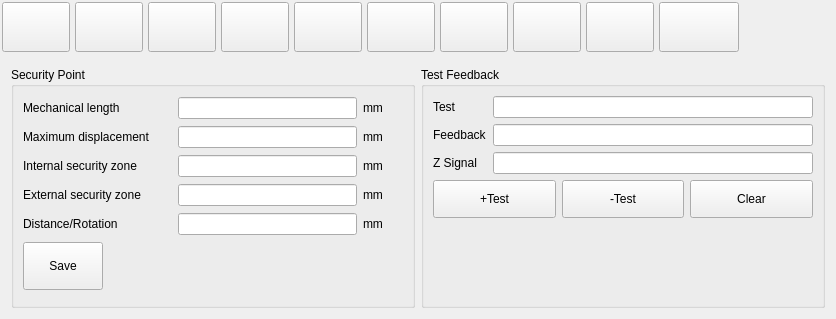
First picture: the form in hcsettings/icmachinestructpage.ui, repository dongdong-2009/3-5AxisRobot, before the edit.
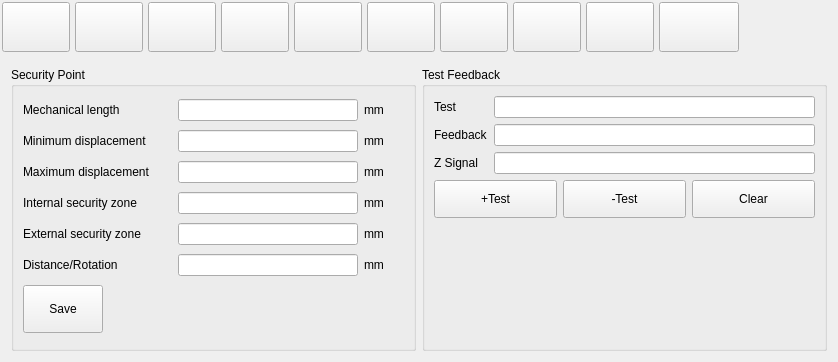
Second picture: the form after the edit. Custom widgets are drawn as their Qt base class.

The edit to the form file:
```diff
--- a/hcsettings/icmachinestructpage.ui
+++ b/hcsettings/icmachinestructpage.ui
@@ -6,8 +6,8 @@
    <rect>
     <x>0</x>
     <y>0</y>
-    <width>836</width>
-    <height>319</height>
+    <width>838</width>
+    <height>362</height>
    </rect>
   </property>
   <property name="windowTitle">
@@ -300,8 +300,15 @@
           <string>Security Point</string>
          </property>
          <layout class="QGridLayout" name="gridLayout">
-          <item row="2" column="2">
-           <widget class="QLabel" name="minUnitLabel">
+          <item row="3" column="1">
+           <widget class="ICLineEditWithVirtualNumericKeypad" name="internalSecurityZoneLineEdit">
+            <property name="text">
+             <string notr="true"/>
+            </property>
+           </widget>
+          </item>
+          <item row="3" column="0">
+           <widget class="QLabel" name="minLabel">
             <property name="sizePolicy">
              <sizepolicy hsizetype="Fixed" vsizetype="Preferred">
               <horstretch>0</horstretch>
@@ -310,6 +317,25 @@
             </property>
             <property name="minimumSize">
              <size>
+              <width>149</width>
+              <height>0</height>
+             </size>
+            </property>
+            <property name="text">
+             <string>Internal security zone</string>
+            </property>
+           </widget>
+          </item>
+          <item row="4" column="2">
+           <widget class="QLabel" name="maxUnitLabel">
+            <property name="sizePolicy">
+             <sizepolicy hsizetype="Fixed" vsizetype="Preferred">
+              <horstretch>0</horstretch>
+              <verstretch>0</verstretch>
+             </sizepolicy>
+            </property>
+            <property name="minimumSize">
+             <size>
               <width>40</width>
               <height>0</height>
              </size>
@@ -319,6 +345,76 @@
             </property>
            </widget>
           </item>
+          <item row="4" column="0">
+           <widget class="QLabel" name="maxLabel">
+            <property name="sizePolicy">
+             <sizepolicy hsizetype="Fixed" vsizetype="Preferred">
+              <horstretch>0</horstretch>
+              <verstretch>0</verstretch>
+             </sizepolicy>
+            </property>
+            <property name="minimumSize">
+             <size>
+              <width>149</width>
+              <height>0</height>
+             </size>
+            </property>
+            <property name="text">
+             <string>External security zone</string>
+            </property>
+           </widget>
+          </item>
+          <item row="5" column="2">
+           <widget class="QLabel" name="label_11">
+            <property name="sizePolicy">
+             <sizepolicy hsizetype="Fixed" vsizetype="Preferred">
+              <horstretch>0</horstretch>
+              <verstretch>0</verstretch>
+             </sizepolicy>
+            </property>
+            <property name="minimumSize">
+             <size>
+              <width>40</width>
+              <height>0</height>
+             </size>
+            </property>
+            <property name="text">
+             <string>mm</string>
+            </property>
+           </widget>
+          </item>
+          <item row="4" column="1">
+           <widget class="ICLineEditWithVirtualNumericKeypad" name="externalSecurityZoneLineEdit">
+            <property name="text">
+             <string notr="true"/>
+            </property>
+           </widget>
+          </item>
+          <item row="6" column="0">
+           <widget class="QPushButton" name="saveToolButton">
+            <property name="sizePolicy">
+             <sizepolicy hsizetype="Fixed" vsizetype="Fixed">
+              <horstretch>0</horstretch>
+              <verstretch>0</verstretch>
+             </sizepolicy>
+            </property>
+            <property name="minimumSize">
+             <size>
+              <width>80</width>
+              <height>48</height>
+             </size>
+            </property>
+            <property name="maximumSize">
+             <size>
+              <width>80</width>
+              <height>48</height>
+             </size>
+            </property>
+            <property name="text">
+             <string>Save</string>
+            </property>
+           </widget>
+          </item>
           <item row="0" column="0">
            <widget class="QLabel" name="label">
             <property name="sizePolicy">
@@ -338,33 +434,39 @@
             </property>
            </widget>
           </item>
-          <item row="0" column="1">
-           <widget class="ICLineEditWithVirtualNumericKeypad" name="mechanicalLengthLineEdit">
+          <item row="1" column="1">
+           <widget class="ICLineEditWithVirtualNumericKeypad" name="minimumDisplacementLineEdit">
             <property name="text">
              <string notr="true"/>
             </property>
-           </widget>
-          </item>
-          <item row="0" column="2">
-           <widget class="QLabel" name="label_3">
-            <property name="sizePolicy">
-             <sizepolicy hsizetype="Fixed" vsizetype="Preferred">
-              <horstretch>0</horstretch>
-              <verstretch>0</verstretch>
-             </sizepolicy>
-            </property>
-            <property name="minimumSize">
-             <size>
-              <width>40</width>
-              <height>0</height>
-             </size>
-            </property>
-            <property name="text">
-             <string>mm</string>
+            <property name="frame">
+             <bool>true</bool>
             </property>
            </widget>
           </item>
           <item row="1" column="0">
+           <widget class="QLabel" name="label_9">
+            <property name="enabled">
+             <bool>true</bool>
+            </property>
+            <property name="sizePolicy">
+             <sizepolicy hsizetype="Fixed" vsizetype="Preferred">
+              <horstretch>0</horstretch>
+              <verstretch>0</verstretch>
+             </sizepolicy>
+            </property>
+            <property name="minimumSize">
+             <size>
+              <width>149</width>
+              <height>0</height>
+             </size>
+            </property>
+            <property name="text">
+             <string>Minimum displacement</string>
+            </property>
+           </widget>
+          </item>
+          <item row="2" column="0">
            <widget class="QLabel" name="label_2">
             <property name="sizePolicy">
              <sizepolicy hsizetype="Fixed" vsizetype="Preferred">
@@ -383,14 +485,14 @@
             </property>
            </widget>
           </item>
-          <item row="1" column="1">
+          <item row="2" column="1">
            <widget class="ICLineEditWithVirtualNumericKeypad" name="maximumDisplacementLineEdit">
             <property name="text">
              <string notr="true"/>
             </property>
            </widget>
           </item>
-          <item row="1" column="2">
+          <item row="2" column="2">
            <widget class="QLabel" name="label_4">
             <property name="sizePolicy">
              <sizepolicy hsizetype="Fixed" vsizetype="Preferred">
@@ -409,8 +511,8 @@
             </property>
            </widget>
           </item>
-          <item row="2" column="0">
-           <widget class="QLabel" name="minLabel">
+          <item row="0" column="2">
+           <widget class="QLabel" name="label_3">
             <property name="sizePolicy">
              <sizepolicy hsizetype="Fixed" vsizetype="Preferred">
               <horstretch>0</horstretch>
@@ -419,50 +521,24 @@
             </property>
             <property name="minimumSize">
              <size>
-              <width>149</width>
+              <width>40</width>
               <height>0</height>
              </size>
             </property>
             <property name="text">
-             <string>Internal security zone</string>
+             <string>mm</string>
             </property>
            </widget>
           </item>
-          <item row="2" column="1">
-           <widget class="ICLineEditWithVirtualNumericKeypad" name="internalSecurityZoneLineEdit">
-            <property name="text">
-             <string notr="true"/>
-            </property>
-           </widget>
-          </item>
-          <item row="3" column="0">
-           <widget class="QLabel" name="maxLabel">
-            <property name="sizePolicy">
-             <sizepolicy hsizetype="Fixed" vsizetype="Preferred">
-              <horstretch>0</horstretch>
-              <verstretch>0</verstretch>
-             </sizepolicy>
-            </property>
-            <property name="minimumSize">
-             <size>
-              <width>149</width>
-              <height>0</height>
-             </size>
-            </property>
-            <property name="text">
-             <string>External security zone</string>
-            </property>
-           </widget>
-          </item>
-          <item row="3" column="1">
-           <widget class="ICLineEditWithVirtualNumericKeypad" name="externalSecurityZoneLineEdit">
+          <item row="0" column="1">
+           <widget class="ICLineEditWithVirtualNumericKeypad" name="mechanicalLengthLineEdit">
             <property name="text">
              <string notr="true"/>
             </property>
            </widget>
           </item>
           <item row="3" column="2">
-           <widget class="QLabel" name="maxUnitLabel">
+           <widget class="QLabel" name="minUnitLabel">
             <property name="sizePolicy">
              <sizepolicy hsizetype="Fixed" vsizetype="Preferred">
               <horstretch>0</horstretch>
@@ -480,7 +556,7 @@
             </property>
            </widget>
           </item>
-          <item row="4" column="0">
+          <item row="5" column="0">
            <widget class="QLabel" name="label_8">
             <property name="sizePolicy">
              <sizepolicy hsizetype="Fixed" vsizetype="Preferred">
@@ -499,57 +575,32 @@
             </property>
            </widget>
           </item>
-          <item row="4" column="1">
+          <item row="1" column="2">
+           <widget class="QLabel" name="label_10">
+            <property name="sizePolicy">
+             <sizepolicy hsizetype="Fixed" vsizetype="Preferred">
+              <horstretch>0</horstretch>
+              <verstretch>0</verstretch>
+             </sizepolicy>
+            </property>
+            <property name="minimumSize">
+             <size>
+              <width>40</width>
+              <height>0</height>
+             </size>
+            </property>
+            <property name="text">
+             <string>mm</string>
+            </property>
+           </widget>
+          </item>
+          <item row="5" column="1">
            <widget class="ICLineEditWithVirtualNumericKeypad" name="distanceRotationEdit">
             <property name="text">
              <string notr="true"/>
             </property>
            </widget>
           </item>
-          <item row="4" column="2">
-           <widget class="QLabel" name="label_11">
-            <property name="sizePolicy">
-             <sizepolicy hsizetype="Fixed" vsizetype="Preferred">
-              <horstretch>0</horstretch>
-              <verstretch>0</verstretch>
-             </sizepolicy>
-            </property>
-            <property name="minimumSize">
-             <size>
-              <width>40</width>
-              <height>0</height>
-             </size>
-            </property>
-            <property name="text">
-             <string>mm</string>
-            </property>
-           </widget>
-          </item>
-          <item row="5" column="0">
-           <widget class="QPushButton" name="saveToolButton">
-            <property name="sizePolicy">
-             <sizepolicy hsizetype="Fixed" vsizetype="Fixed">
-              <horstretch>0</horstretch>
-              <verstretch>0</verstretch>
-             </sizepolicy>
-            </property>
-            <property name="minimumSize">
-             <size>
-              <width>80</width>
-              <height>48</height>
-             </size>
-            </property>
-            <property name="maximumSize">
-             <size>
-              <width>80</width>
-              <height>48</height>
-             </size>
-            </property>
-            <property name="text">
-             <string>Save</string>
-            </property>
-           </widget>
-          </item>
          </layout>
         </widget>
        </item>
```
